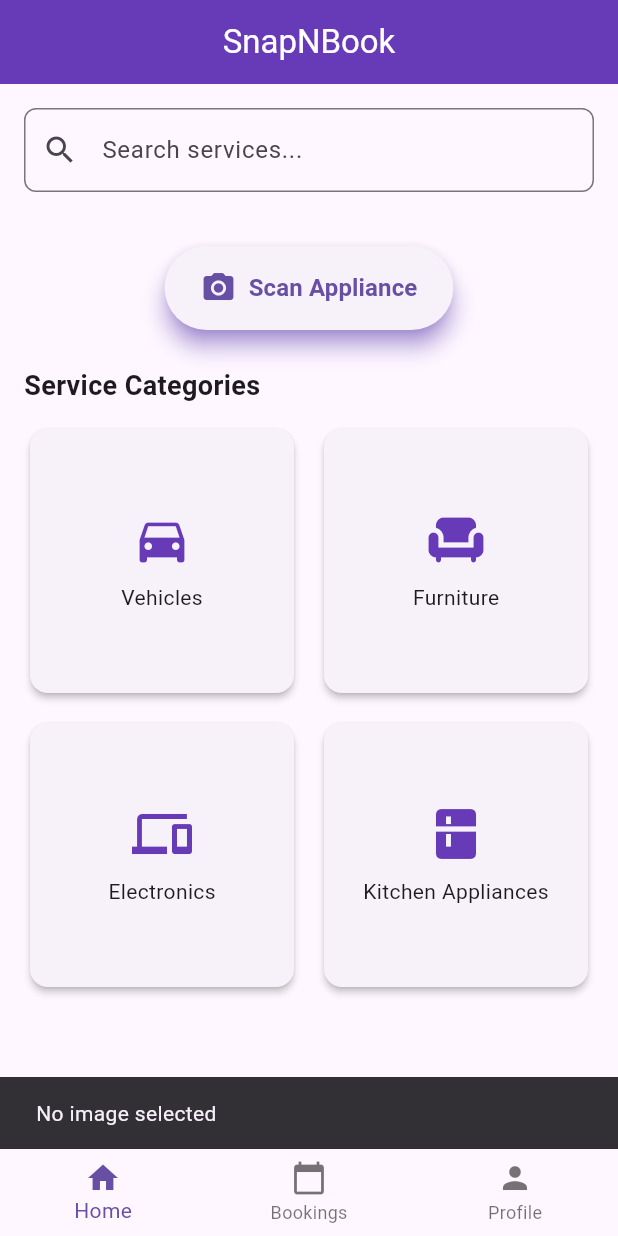
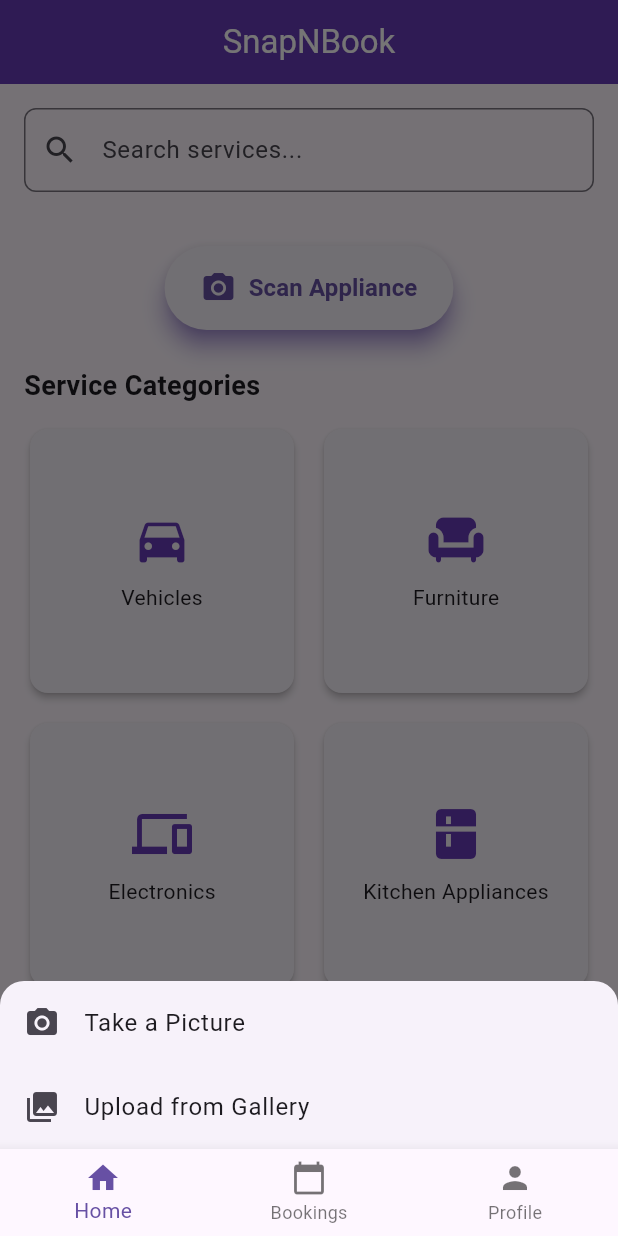
Before and after one commit to prarthana-majalikar/SnapNBook, a Flutter app: the HomeScreen screen opened by its route, after a tap on "Scan Appliance", on a phone screen of 412 x 824 dp. Run offline on Flutter 3.47's test engine with Material 3 defaults, Android fonts, the phone set to English and light mode, and no system bars; our stand-ins replace firebase_core, flutter_riverpod, geolocator, go_router, google_maps_flutter, image_picker and 2 more; accounts and stored records are empty.

Commit message:
Prompting user to choose camera or gallery for uploading image

```diff
--- a/lib/features/user/home/home_screen.dart
+++ b/lib/features/user/home/home_screen.dart
@@ -109,72 +109,39 @@ class _HomeScreenState extends ConsumerState<HomeScreen> {
                       ),
                     ),
                     onPressed: () async {
-                      final picker = ImagePicker();
-                      final pickedFile = await picker.pickImage(
-                        source: ImageSource.camera,
-                      );
-
-                      if (pickedFile == null) {
-                        ScaffoldMessenger.of(context).showSnackBar(
-                          const SnackBar(content: Text('No image selected')),
-                        );
-                        return;
-                      }
-
-                      showDialog(
+                      showModalBottomSheet(
                         context: context,
-                        barrierDismissible: false,
-                        builder:
-                            (context) => const Center(
-                              child: CircularProgressIndicator(),
-                            ),
-                      );
-
-                      try {
-                        final result = await detectFirstObjectFromImage(
-                          File(pickedFile.path),
-                        );
-
-                        if (!context.mounted) return;
-                        context.pop();
-
-                        final appliance = result?['appliance'];
-                        final issue = result?['issue'];
-
-                        if (appliance == 'No serviceable objects found' ||
-                            (appliance == null || appliance.trim().isEmpty)) {
-                          ScaffoldMessenger.of(context).showSnackBar(
-                            const SnackBar(
-                              content: Text(
-                                'No recognizable appliance found in the image. Please try again with a clearer picture.',
-                              ),
-                              duration: Duration(seconds: 3),
+                        shape: const RoundedRectangleBorder(
+                          borderRadius: BorderRadius.vertical(
+                            top: Radius.circular(16),
+                          ),
+                        ),
+                        builder: (BuildContext context) {
+                          return SafeArea(
+                            child: Column(
+                              mainAxisSize: MainAxisSize.min,
+                              children: [
+                                ListTile(
+                                  leading: const Icon(Icons.camera_alt),
+                                  title: const Text('Take a Picture'),
+                                  onTap: () {
+                                    Navigator.of(context).pop();
+                                    _pickImage(ImageSource.camera);
+                                  },
+                                ),
+                                ListTile(
+                                  leading: const Icon(Icons.photo_library),
+                                  title: const Text('Upload from Gallery'),
+                                  onTap: () {
+                                    Navigator.of(context).pop();
+                                    _pickImage(ImageSource.gallery);
+                                  },
+                                ),
+                              ],
                             ),
                           );
-                          return;
-                        }
-
-                        if (appliance != null && issue != null) {
-                          context.push(
-                            '/appliance-selection?appliance=${Uri.encodeComponent(appliance)}&issue=${Uri.encodeComponent(issue)}',
-                          );
-                        } else {
-                          ScaffoldMessenger.of(context).showSnackBar(
-                            const SnackBar(
-                              content: Text(
-                                'Could not detect appliance or issue',
-                              ),
-                            ),
-                          );
-                        }
-                      } catch (e) {
-                        print('Error: $e');
-                        ScaffoldMessenger.of(context).showSnackBar(
-                          const SnackBar(
-                            content: Text('Failed to detect appliance'),
-                          ),
-                        );
-                      }
+                        },
+                      );
                     },
                   ),
                 ),
@@ -265,6 +232,62 @@ class _HomeScreenState extends ConsumerState<HomeScreen> {
       ),
     );
   }
+
+  Future<void> _pickImage(ImageSource source) async {
+    final picker = ImagePicker();
+    final pickedFile = await picker.pickImage(source: source);
+
+    if (pickedFile == null) {
+      ScaffoldMessenger.of(
+        context,
+      ).showSnackBar(const SnackBar(content: Text('No image selected')));
+      return;
+    }
+
+    showDialog(
+      context: context,
+      barrierDismissible: false,
+      builder: (context) => const Center(child: CircularProgressIndicator()),
+    );
+
+    try {
+      final result = await detectFirstObjectFromImage(File(pickedFile.path));
+
+      if (!context.mounted) return;
+      context.pop(); // Close the progress dialog
+
+      final appliance = result?['appliance'];
+      final issue = result?['issue'];
+
+      if (appliance == 'No serviceable objects found' ||
+          (appliance == null || appliance.trim().isEmpty)) {
+        ScaffoldMessenger.of(context).showSnackBar(
+          const SnackBar(
+            content: Text(
+              'No recognizable appliance found in the image. Please try again with a clearer picture.',
+            ),
+            duration: Duration(seconds: 3),
+          ),
+        );
+        return;
+      }
+
+      if (appliance != null && issue != null) {
+        context.push(
+          '/appliance-selection?appliance=${Uri.encodeComponent(appliance)}&issue=${Uri.encodeComponent(issue)}',
+        );
+      } else {
+        ScaffoldMessenger.of(context).showSnackBar(
+          const SnackBar(content: Text('Could not detect appliance or issue')),
+        );
+      }
+    } catch (e) {
+      print('Error: $e');
+      ScaffoldMessenger.of(context).showSnackBar(
+        const SnackBar(content: Text('Failed to detect appliance')),
+      );
+    }
+  }
 }
 
 class _ServiceTile extends StatelessWidget {
```
